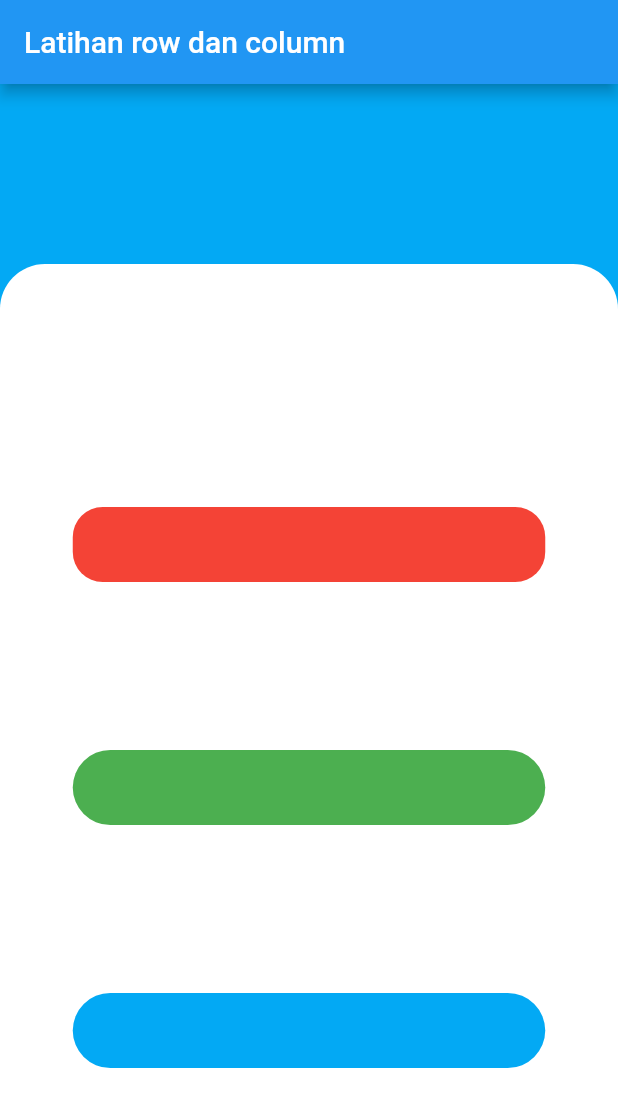
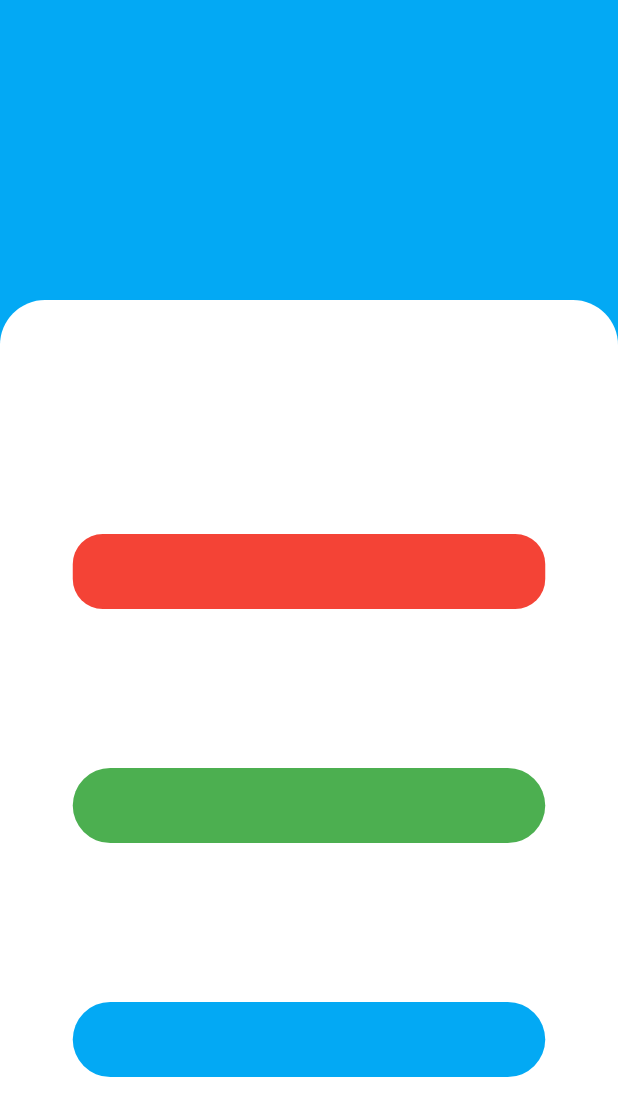
Before and after one commit to zencroma/Tutor, a Flutter app: the screen it shows after launch, on a phone screen of 412 x 824 dp. Shown: the top 1116 px of the screen. Run offline on Flutter 3.47's test engine with Material 2 defaults, Android fonts, the phone set to English and light mode, and no system bars.

Commit message:
hilangkan app bar dan tambah padding menjadi 200

```diff
--- a/dummy_app/lib/main.dart
+++ b/dummy_app/lib/main.dart
@@ -13,12 +13,9 @@ class MyApp extends StatelessWidget {
   Widget build(BuildContext context) {
     return MaterialApp(
       home: Scaffold(
-        appBar: AppBar(
-          title: const Text('Latihan row dan column'),
-        ),
         body: Container(
             color: Colors.lightBlue,
-            padding: EdgeInsets.only(top: 120),
+            padding: EdgeInsets.only(top: 200),
 
             child: Container(
               padding: EdgeInsets.only(top:50),
```
